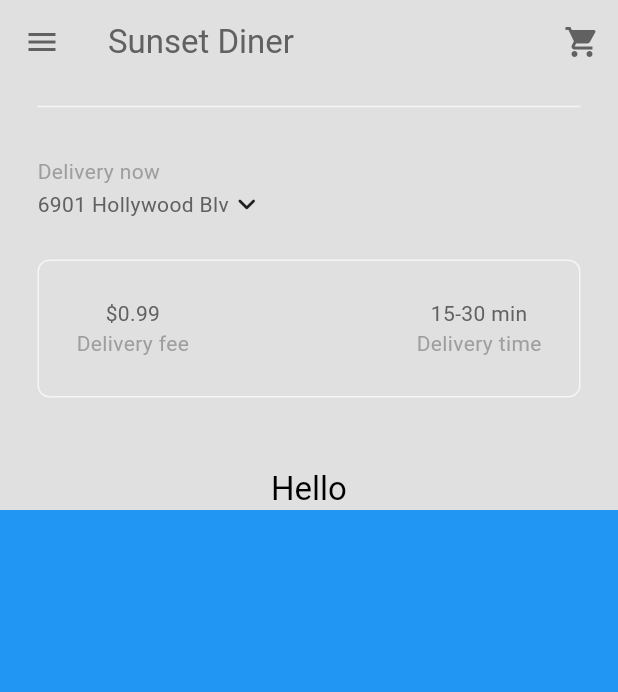
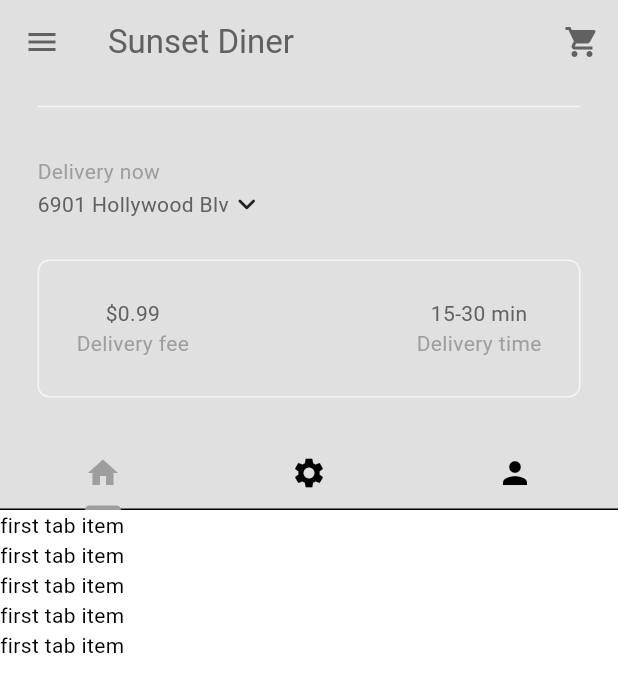
Before and after one commit to BryanAvalos23/delivery, a Flutter app: the HomePage screen opened directly, on a phone screen of 412 x 824 dp. Shown: the top 692 px of the screen. Run offline on Flutter 3.47's test engine with Material 3 defaults, Android fonts, the phone set to English and light mode, and no system bars.

Commit message:
feat: add new component my tab bar
- Se agrego el component my tab bar
- Cambios en home page agregando el nuevo compoenente

```diff
--- /dev/null
+++ b/lib/components/my_tab_bar.dart
@@ -0,0 +1,35 @@
+import 'package:flutter/material.dart';
+
+class MyTabBar extends StatelessWidget {
+  final TabController tabController;
+
+  const MyTabBar({
+    super.key,
+    required this.tabController,
+  });
+
+  @override
+  Widget build(BuildContext context) {
+    return Container(
+      child: TabBar(
+        controller: tabController,
+        tabs: const [
+          // first tab
+          Tab(
+            icon: Icon(Icons.home),
+          ),
+
+          // second tab
+          Tab(
+            icon: Icon(Icons.settings),
+          ),
+
+          // Three tab
+          Tab(
+            icon: Icon(Icons.person),
+          ),
+        ],
+      ),
+    );
+  }
+}
--- a/lib/pages/home_page.dart
+++ b/lib/pages/home_page.dart
@@ -1,5 +1,6 @@
 import 'package:delivery/components/description_box.dart';
 import 'package:delivery/components/drawer.dart';
+import 'package:delivery/components/my_tab_bar.dart';
 import 'package:delivery/components/sliver_app_bar.dart';
 import 'package:delivery/pages/current_location.dart';
 import 'package:flutter/material.dart';
@@ -11,7 +12,23 @@ class HomePage extends StatefulWidget {
   State<HomePage> createState() => _HomePageState();
 }
 
-class _HomePageState extends State<HomePage> {
+class _HomePageState extends State<HomePage>
+    with SingleTickerProviderStateMixin {
+  // tab controller
+  late TabController _tabControles;
+
+  @override
+  void initState() {
+    super.initState();
+    _tabControles = TabController(length: 3, vsync: this);
+  }
+
+  @override
+  void dispose() {
+    _tabControles.dispose();
+    super.dispose();
+  }
+
   @override
   Widget build(BuildContext context) {
     return Scaffold(
@@ -19,9 +36,10 @@ class _HomePageState extends State<HomePage> {
       body: NestedScrollView(
           headerSliverBuilder: (context, innerBoxIsScrolled) => [
                 MySliverAppBar(
-            title: const Text("Hello"),
+                  title: MyTabBar(tabController: _tabControles),
                   child: Column(
                     mainAxisAlignment: MainAxisAlignment.end,
+                    crossAxisAlignment: CrossAxisAlignment.start,
                     children: [
                       Divider(
                         indent: 25,
@@ -38,10 +56,28 @@ class _HomePageState extends State<HomePage> {
                   ),
                 ),
               ],
-        body: Container(
-          color: Colors.blue,
+          body: TabBarView(
+            controller: _tabControles,
+            children: [
+              // first tab
+              ListView.builder(
+                itemCount: 5,
+                itemBuilder: (context, index) => const Text("first tab item"),
               ),
+
+              // second tab
+              ListView.builder(
+                itemCount: 5,
+                itemBuilder: (context, index) => const Text("second tab item"),
               ),
+
+              // third tab
+              ListView.builder(
+                itemCount: 5,
+                itemBuilder: (context, index) => const Text("third tab item"),
+              ),
+            ],
+          )),
     );
   }
 }
```
Lines whose indentation alone changed are shown as unchanged.
